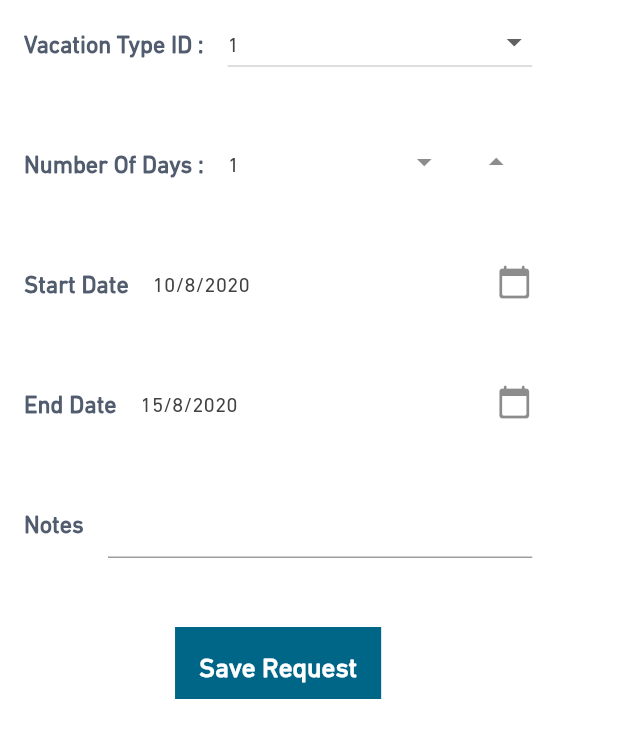
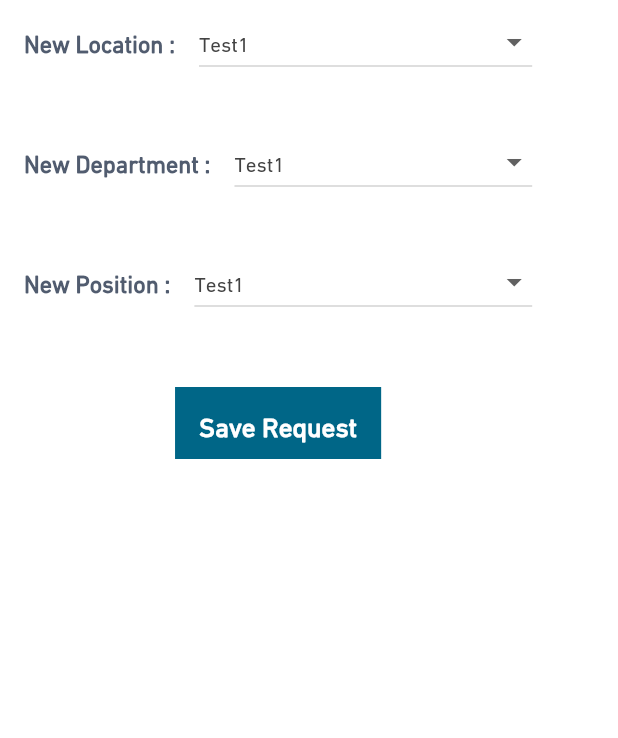
Before and after one commit to khaled-nagy/b_smart, a Flutter app: the Assignment widget shown alone on an empty page, opened directly, on a phone screen of 412 x 824 dp. Shown: the top 738 px of the screen. Run offline on Flutter 3.47's test engine with Material 2 defaults, Android fonts, the phone set to English and light mode, and no system bars; our stand-ins replace easy_localization, firebase_messaging, flutter_rating_bar, flutter_spinkit, fluttertoast, location and 4 more; accounts and stored records are empty.

Commit message:
finished new Request Screen

```diff
--- a/lib/src/statemanagment/selectRequestType.dart
+++ b/lib/src/statemanagment/selectRequestType.dart
@@ -2,7 +2,13 @@ import 'package:flutter/material.dart';
 import 'package:provider/provider.dart';
 
 class SelectRequest extends ChangeNotifier {
-  String requestType;
+  String _requestType;
+    String  get requesttype   {
+         return _requestType;
+  }
+  set requesttype(String type) {
+             this._requestType = type;
+             notifyListeners();
+  }
 
- notifyListeners();
 }
--- a/lib/src/widgets/RequestForm.dart
+++ b/lib/src/widgets/RequestForm.dart
@@ -101,14 +101,14 @@ class Permission extends StatelessWidget {
   Widget build(BuildContext context) {
     var size = MediaQuery.of(context).size;
     return Container(
-      height: 470,
+      height: 550,
       width: size.width * 0.9,
       child: Column(
         children: [
           Container(
               height: 80.0,
             child: ListTile(
-                leading: Text("Vacation Type ID :",style: Theme.of(context).textTheme.headline2,),
+                leading: Text("Permission Type ID :",style: Theme.of(context).textTheme.headline2,),
                 title: Container(
                   child: DropdownButton(
                     isExpanded: true,
@@ -126,14 +126,21 @@ class Permission extends StatelessWidget {
                     onChanged: (value) {},
                   ),
                 )),
+          ),Container(
+            height: 80.0,
+            child: ListTile(
+                leading: Text("Permission Date",style: Theme.of(context).textTheme.headline2,),
+                title: Text("10/8/2020"),
+                trailing: Icon(Icons.calendar_today_rounded)),
           ),
+
           Container(
             height: 80.0,
             child: ListTile(
-              leading: Text("Number Of Days :",style: Theme.of(context).textTheme.headline2,),
-              title: Text("1"),
-              trailing: Container(
-                width: size.width * 0.245,
+                leading: Text("Duration",style: Theme.of(context).textTheme.headline2,),
+                title: Text("0"),
+                trailing:Container(
+                width: size.width *0.5,
                 child: Row(
                   mainAxisAlignment: MainAxisAlignment.end,
                   children: [
@@ -144,25 +151,26 @@ class Permission extends StatelessWidget {
                     IconButton(
                       icon: Icon(Icons.arrow_drop_up),
                       onPressed: () {},
-                    )
+                    ),
+                    Text("Minute")
                   ],
                 ),
               ),
-            ),
+            )
           ),
           Container(
             height: 80.0,
             child: ListTile(
-                leading: Text("Start Date",style: Theme.of(context).textTheme.headline2,),
-                title: Text("10/8/2020"),
-                trailing: Icon(Icons.calendar_today_rounded)),
+                leading: Text("Start Time",style: Theme.of(context).textTheme.headline2,),
+                title: Text("00.00"),
+            )
           ),
           Container(
             height: 80.0,
             child: ListTile(
-                leading: Text("End Date",style: Theme.of(context).textTheme.headline2,),
-                title: Text("15/8/2020"),
-                trailing: Icon(Icons.calendar_today_rounded)),
+                leading: Text("End Time",style: Theme.of(context).textTheme.headline2,),
+                title: Text("00.00"),
+            )
           ),
           Container(
             height: 80.0,
@@ -203,19 +211,19 @@ class Assignment extends StatelessWidget {
           Container(
               height: 80.0,
             child: ListTile(
-                leading: Text("Vacation Type ID :",style: Theme.of(context).textTheme.headline2,),
+                leading: Text("New Location :",style: Theme.of(context).textTheme.headline2,),
                 title: Container(
                   child: DropdownButton(
                     isExpanded: true,
                     items: [
                       DropdownMenuItem(
-                        child: Text("1"),
+                        child: Text("Test1"),
                       ),
                       DropdownMenuItem(
-                        child: Text("2"),
+                        child: Text("Test2"),
                       ),
                       DropdownMenuItem(
-                        child: Text("3"),
+                        child: Text("Test3"),
                       )
                     ],
                     onChanged: (value) {},
@@ -225,47 +233,52 @@ class Assignment extends StatelessWidget {
              Container(
               height: 80.0,
             child: ListTile(
-              leading: Text("Number Of Days :",style: Theme.of(context).textTheme.headline2,),
-              title: Text("1"),
-              trailing: Container(
-                width: size.width * 0.245,
-                child: Row(
-                  mainAxisAlignment: MainAxisAlignment.end,
-                  children: [
-                    IconButton(
-                      icon: Icon(Icons.arrow_drop_down),
-                      onPressed: () {},
+                leading: Text("New Department :",style: Theme.of(context).textTheme.headline2,),
+                title: Container(
+                  child: DropdownButton(
+                    isExpanded: true,
+                    items: [
+                      DropdownMenuItem(
+                        child: Text("Test1"),
                       ),
-                    IconButton(
-                      icon: Icon(Icons.arrow_drop_up),
-                      onPressed: () {},
+                      DropdownMenuItem(
+                        child: Text("Test2"),
+                      ),
+                      DropdownMenuItem(
+                        child: Text("Test3"),
                       )
                     ],
+                    onChanged: (value) {},
                   ),
-              ),
-            ),
+                )),
           ),
              Container(
               height: 80.0,
             child: ListTile(
-                leading: Text("Start Date",style: Theme.of(context).textTheme.headline2,),
-                title: Text("10/8/2020"),
-                trailing: Icon(Icons.calendar_today_rounded)),
+                leading: Text("New Position :",style: Theme.of(context).textTheme.headline2,),
+                title: Container(
+                  child: DropdownButton(
+                    isExpanded: true,
+                    items: [
+                      DropdownMenuItem(
+                        child: Text("Test1"),
                       ),
-          Container(
-            height: 80.0,
-            child: ListTile(
-                leading: Text("End Date",style: Theme.of(context).textTheme.headline2,),
-                title: Text("15/8/2020"),
-                trailing: Icon(Icons.calendar_today_rounded)),
+                      DropdownMenuItem(
+                        child: Text("Test2"),
                       ),
-          Container(
-            height: 80.0,
-            child: ListTile(
-              leading: Text("Notes",style: Theme.of(context).textTheme.headline2,),
-              title: TextFormField(),
+                      DropdownMenuItem(
+                        child: Text("Test3"),
+                      )
+                    ],
+                    onChanged: (value) {},
                   ),
-          ),SizedBox(
+                )),
+          ),
+
+
+
+
+         SizedBox(
             height: 18.0,
           ),
           Container(
@@ -320,7 +333,29 @@ class VacationBalance extends StatelessWidget {
           Container(
             height: 80.0,
             child: ListTile(
-              leading: Text("Number Of Days :",style: Theme.of(context).textTheme.headline2,),
+              leading: Text("Year :",style: Theme.of(context).textTheme.headline2,),
+              title: Text("1"),
+              trailing: Container(
+                width: size.width * 0.245,
+                child: Row(
+                  mainAxisAlignment: MainAxisAlignment.end,
+                  children: [
+                    IconButton(
+                      icon: Icon(Icons.arrow_drop_down),
+                      onPressed: () {},
+                    ),
+                    IconButton(
+                      icon: Icon(Icons.arrow_drop_up),
+                      onPressed: () {},
+                    )
+                  ],
+                ),
+              ),
+            ),
+          ),  Container(
+            height: 80.0,
+            child: ListTile(
+              leading: Text("Value :",style: Theme.of(context).textTheme.headline2,),
               title: Text("1"),
               trailing: Container(
                 width: size.width * 0.245,
@@ -340,20 +375,8 @@ class VacationBalance extends StatelessWidget {
               ),
             ),
           ),
-          Container(
-            height: 80.0,
-            child: ListTile(
-                leading: Text("Start Date",style: Theme.of(context).textTheme.headline2,),
-                title: Text("10/8/2020"),
-                trailing: Icon(Icons.calendar_today_rounded)),
-          ),
-          Container(
-            height: 80.0,
-            child: ListTile(
-                leading: Text("End Date",style: Theme.of(context).textTheme.headline2,),
-                title: Text("15/8/2020"),
-                trailing: Icon(Icons.calendar_today_rounded)),
-          ),
+
+
           Container(
             height: 80.0,
             child: ListTile(
@@ -394,59 +417,31 @@ class Termination extends StatelessWidget {
           Container(
               height: 80.0,
             child: ListTile(
-                leading: Text("Vacation Type ID :",style: Theme.of(context).textTheme.headline2,),
+                leading: Text("Termination Type :",style: Theme.of(context).textTheme.headline2,),
                 title: Container(
                   child: DropdownButton(
                     isExpanded: true,
                     items: [
                       DropdownMenuItem(
-                        child: Text("1"),
+                        child: Text("dadddd1"),
                       ),
                       DropdownMenuItem(
-                        child: Text("2"),
+                        child: Text("dddd2"),
                       ),
                       DropdownMenuItem(
-                        child: Text("3"),
+                        child: Text("dddd3"),
                       )
                     ],
                     onChanged: (value) {},
                   ),
                 )),
           ),
+
+
           Container(
             height: 80.0,
             child: ListTile(
-              leading: Text("Number Of Days :",style: Theme.of(context).textTheme.headline2,),
-              title: Text("1"),
-              trailing: Container(
-                width: size.width * 0.245,
-                child: Row(
-                  mainAxisAlignment: MainAxisAlignment.end,
-                  children: [
-                    IconButton(
-                      icon: Icon(Icons.arrow_drop_down),
-                      onPressed: () {},
-                    ),
-                    IconButton(
-                      icon: Icon(Icons.arrow_drop_up),
-                      onPressed: () {},
-                    )
-                  ],
-                ),
-              ),
-            ),
-          ),
-          Container(
-            height: 80.0,
-            child: ListTile(
-                leading: Text("Start Date",style: Theme.of(context).textTheme.headline2,),
-                title: Text("10/8/2020"),
-                trailing: Icon(Icons.calendar_today_rounded)),
-          ),
-          Container(
-            height: 80.0,
-            child: ListTile(
-                leading: Text("End Date",style: Theme.of(context).textTheme.headline2,),
+                leading: Text("Last Working day",style: Theme.of(context).textTheme.headline2,),
                 title: Text("15/8/2020"),
                 trailing: Icon(Icons.calendar_today_rounded)),
           ),
```
Also changed, not shown: lib/src/screens/newRequests_Screen.dart (+19 -4 lines), lib/src/widgets/RequestsDropDown.dart (+5 -5 lines). Lines whose indentation alone changed are shown as unchanged.
